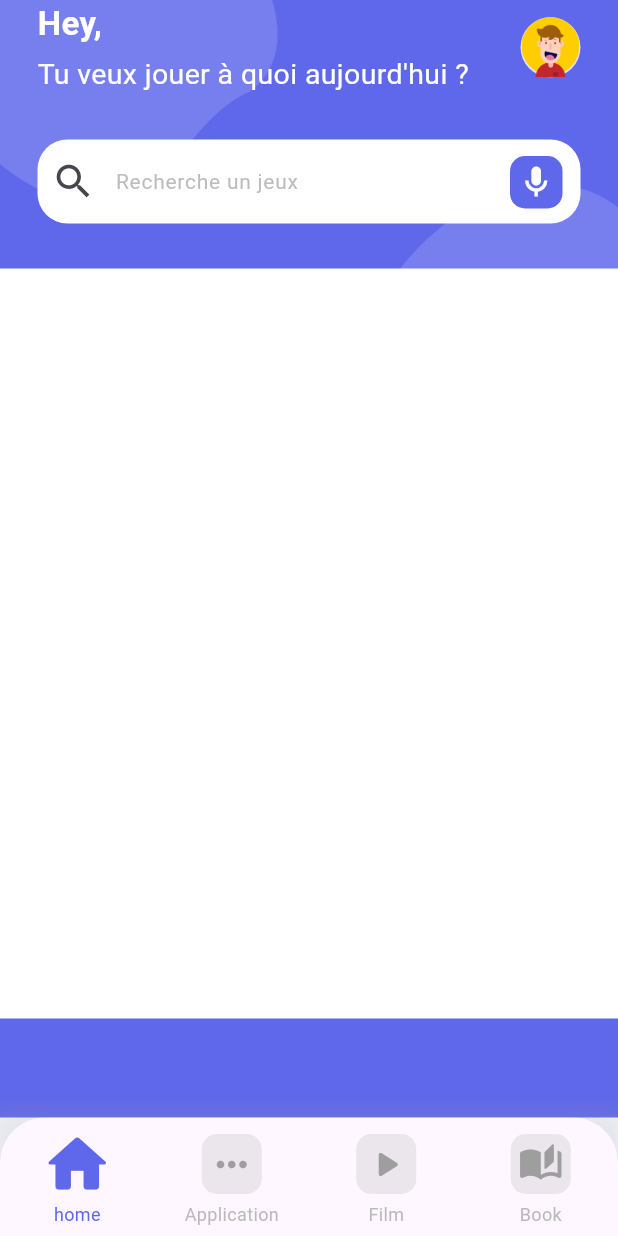
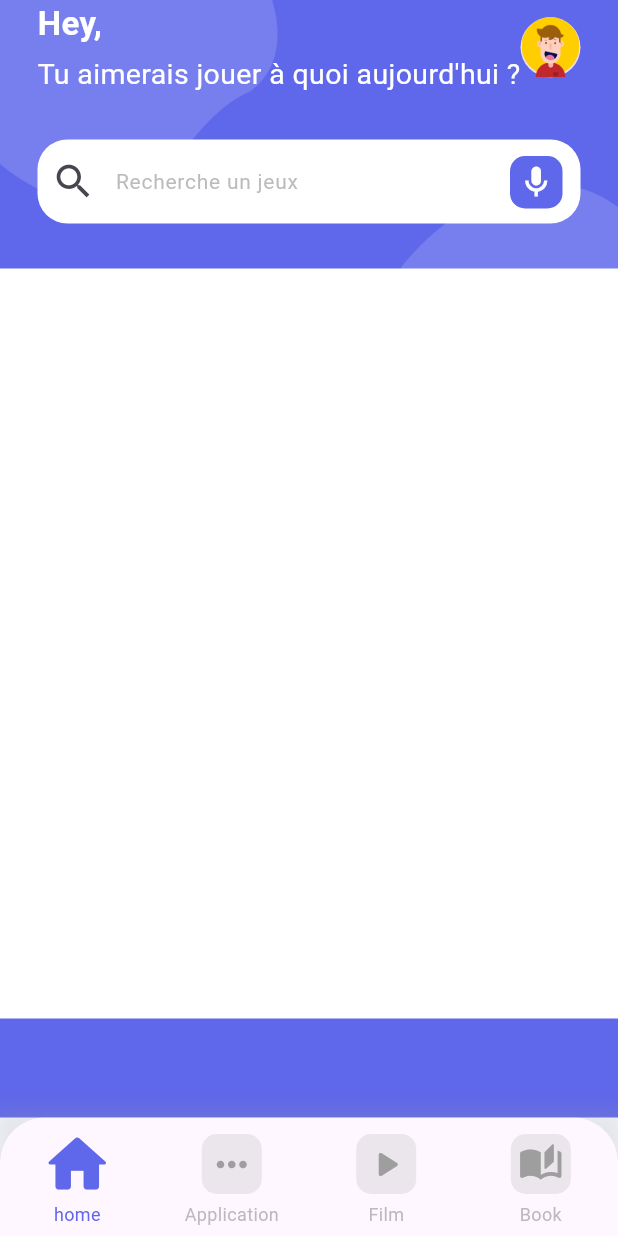
Before and after one commit to nbena69/gamestore, a Flutter app: the screen it shows after launch, on a phone screen of 412 x 824 dp. Run offline on Flutter 3.47's test engine with Material 3 defaults, Android fonts, the phone set to English and light mode, and no system bars.

Commit message:
Ajustement Header

```diff
--- a/lib/home/widgets/header.dart
+++ b/lib/home/widgets/header.dart
@@ -5,7 +5,7 @@ class HeaderSection extends StatelessWidget {
 
   @override
   Widget build(BuildContext context) {
-    return Padding(
+    return Container(
       padding: EdgeInsets.only(
         top: MediaQuery.of(context).padding.top,
         left: 25,
@@ -18,23 +18,21 @@ class HeaderSection extends StatelessWidget {
             crossAxisAlignment: CrossAxisAlignment.start,
             children: [
               Text(
-                'Hey,',
+                "Hey,",
                 style: TextStyle(
                   fontSize: 22,
                   color: Colors.white,
                   fontWeight: FontWeight.bold,
                 ),
               ),
-              SizedBox(
-                height: 5,
-              ),
+              SizedBox(height: 5),
               Text(
-                'Tu veux jouer à quoi aujourd\'hui ?',
+                "Tu aimerais jouer à quoi aujourd'hui ?",
                 style: TextStyle(
                   fontSize: 19,
                   color: Colors.white,
                 ),
-              )
+              ),
             ],
           ),
           CircleAvatar(
```
